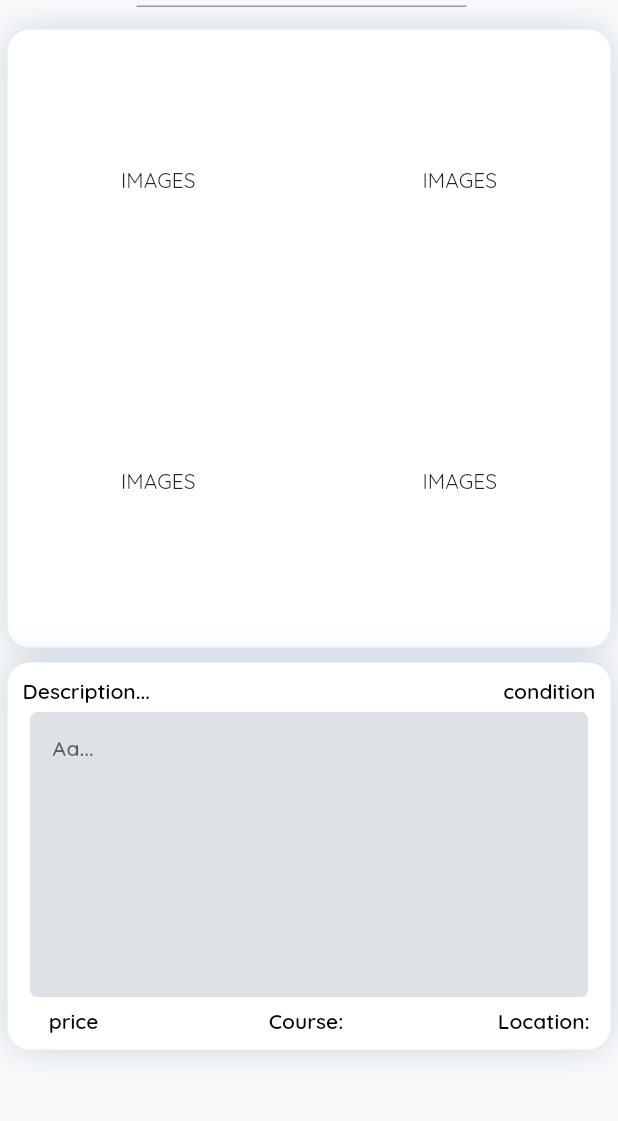
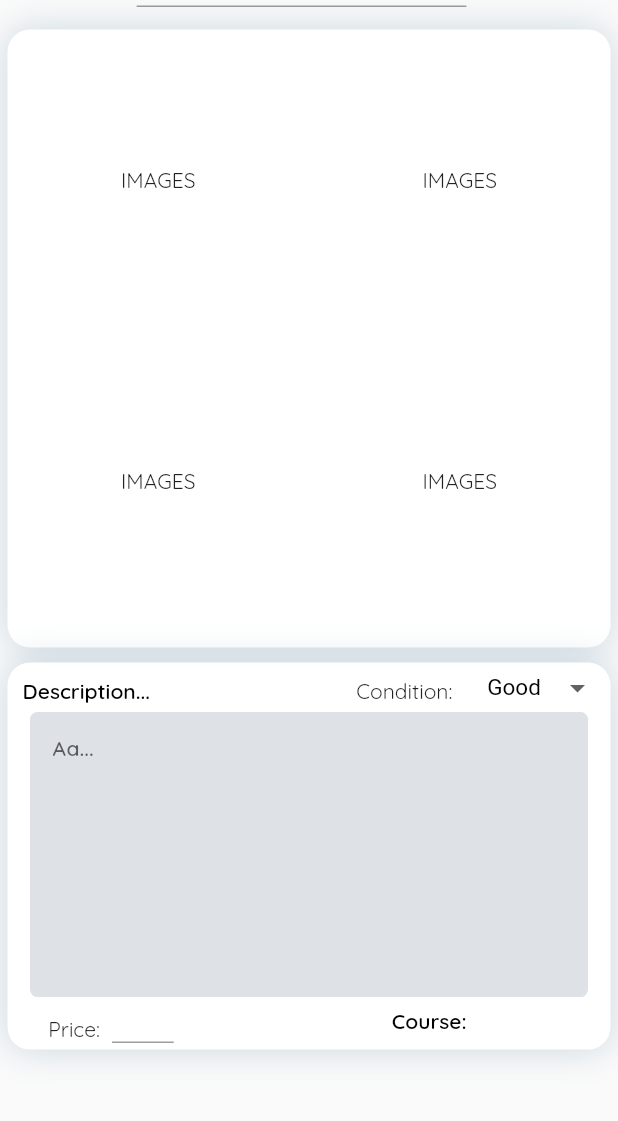
Before and after one commit to l-thatcher/Biblio, a Flutter app: the NewPostpage screen opened directly, on a phone screen of 412 x 824 dp, the part 80-1201 px from its top. Run offline on Flutter 3.47's test engine with Material 2 defaults, Android fonts, the phone set to English and light mode, and no system bars; our stand-ins replace cloud_firestore, firebase_auth, firebase_core, flutter_keyboard_visibility, google_fonts, google_sign_in; missing offline and left inert: flutter_facebook_auth, twitter_login; accounts and stored records are empty; generated files the repository leaves out were written again.

Commit message:
more of the same, front end work for new posts

```diff
--- a/lib/screens/new_post_page.dart
+++ b/lib/screens/new_post_page.dart
@@ -14,7 +14,7 @@ class NewPostpage extends StatefulWidget {
 
 class _NewPostpageState extends State<NewPostpage> {
 
-
+  String dropdownValue = "Good";
   @override
   Widget build(BuildContext context) {
     return Scaffold(
@@ -155,20 +155,48 @@ class _NewPostpageState extends State<NewPostpage> {
                                     )
                                 ),
                                 Container(
-                                  alignment: Alignment(-0.9, 1),
-                                  child: Text("price", style: constants.regularText,),
+                                  alignment: Alignment(-0.9, 1.05),
+                                  child: Text("Price: "),
                                 ),
                                 Container(
-                                  alignment: Alignment(1, -1),
-                                  child: Text("condition", style: constants.regularText,),
+                                  alignment: Alignment(-0.65, 1.05),
+                                  child: Container(
+                                    width: MediaQuery.of(context).size.width * 0.1,
+                                    height: MediaQuery.of(context).size.height * 0.02,
+                                    child: TextField(
+                                      keyboardType: TextInputType.number,
+                                      style: TextStyle(fontSize: 15, fontWeight: FontWeight.w600),
+                                    ),
+                                  ),
                                 ),
                                 Container(
-                                  alignment: Alignment(0, 1),
-                                  child: Text("Course: ", style: constants.regularText,),
+                                  alignment: Alignment(0.4, -1),
+                                  child: Text("Condition:"),
                                 ),
                                 Container(
-                                  alignment: Alignment(1, 1),
-                                  child: Text("Location: ", style: constants.regularText,),
+                                  alignment: Alignment(1, -1.18),
+                                  child: DropdownButtonHideUnderline(
+                                    child: DropdownButton<String>(
+                                      value: dropdownValue,
+                                      style: TextStyle(fontSize: 15, color: Colors.black),
+                                      onChanged: (String? newValue) {
+                                        setState(() {
+                                          dropdownValue = newValue!;
+                                        });
+                                      },
+                                      items: <String>['Bad', 'Okay', 'Good', 'Perfect']
+                                          .map<DropdownMenuItem<String>>((String value) {
+                                        return DropdownMenuItem<String>(
+                                          value: value,
+                                          child: Text(value),
+                                        );
+                                      }).toList(),
+                                    ),
+                                  ),
+                                ),
+                                Container(
+                                  alignment: Alignment(0.5, 1),
+                                  child: Text("Course: ", style: constants.regularText,),
                                 ),
                               ],
                             ),
```
